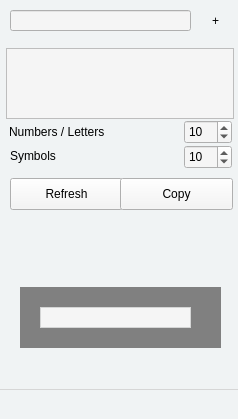
First picture: the form in forms/mainwindow.ui, repository jwdeitch/simplesafe, before the edit.
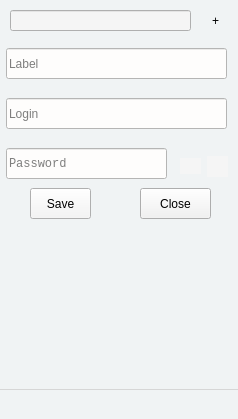
Second picture: the form after the edit. Icons and pictures are not drawn.

What changed in the file:
```diff
--- a/forms/mainwindow.ui
+++ b/forms/mainwindow.ui
@@ -273,6 +273,9 @@
       <family>Courier New</family>
      </font>
     </property>
+    <property name="styleSheet">
+     <string notr="true">background-color:#FEFDFC;</string>
+    </property>
     <property name="placeholderText">
      <string>Password</string>
     </property>
@@ -334,6 +337,9 @@
       <height>31</height>
      </rect>
     </property>
+    <property name="styleSheet">
+     <string notr="true">background-color:#FEFDFC;</string>
+    </property>
     <property name="placeholderText">
      <string>Login</string>
     </property>
@@ -347,6 +353,9 @@
       <height>31</height>
      </rect>
     </property>
+    <property name="styleSheet">
+     <string notr="true">background-color:#FEFDFC;</string>
+    </property>
     <property name="placeholderText">
      <string>Label</string>
     </property>
@@ -534,9 +543,9 @@
   <zorder>newAssetBtn</zorder>
   <zorder>listWidget</zorder>
   <zorder>searchBackdrop_2</zorder>
-  <zorder>newAssetFrame</zorder>
   <zorder>generatePasswordPanel</zorder>
   <zorder>lockFrame</zorder>
+  <zorder>newAssetFrame</zorder>
  </widget>
  <layoutdefault spacing="6" margin="11"/>
  <tabstops>
```
